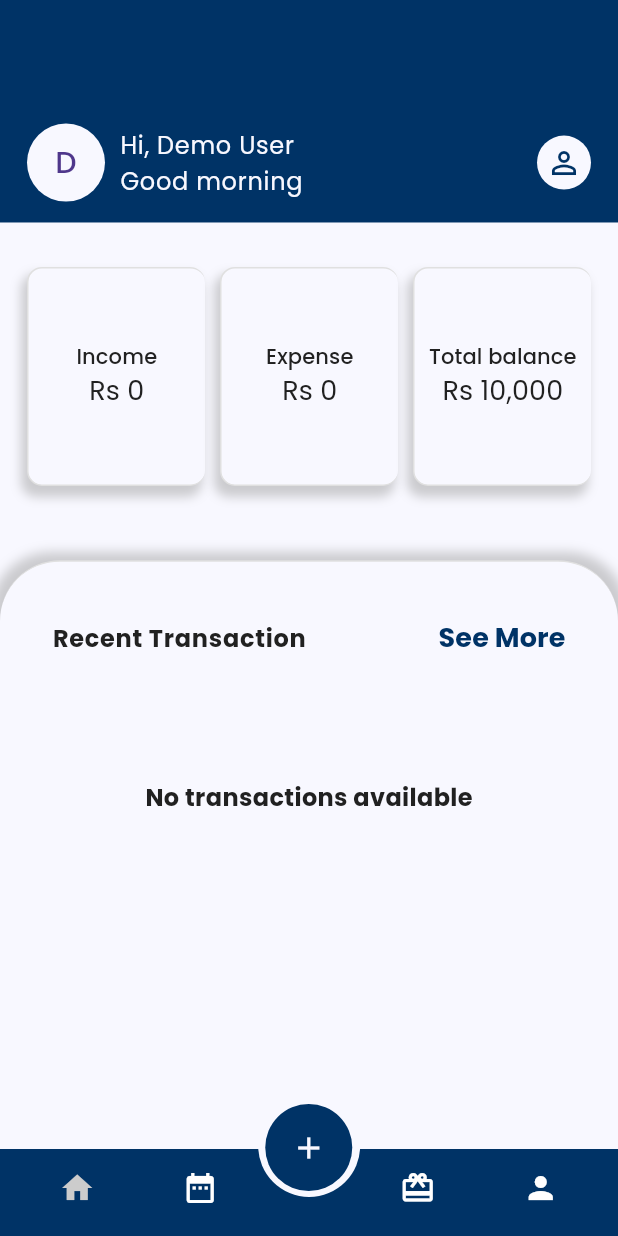
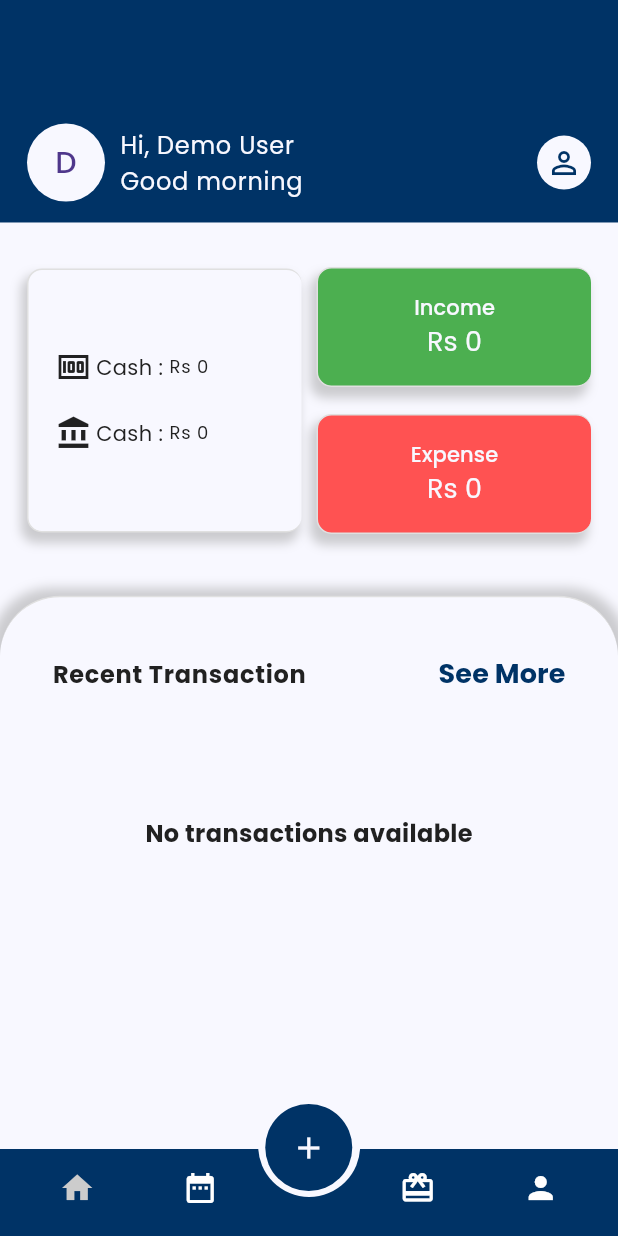
Before and after one commit to Nirajan1/expense_tracker, a Flutter app: the BottomNavigationView screen opened directly, on a phone screen of 412 x 824 dp. Run offline on Flutter 3.47's test engine with Material 3 defaults, Android fonts, the phone set to English and light mode, and no system bars; our stand-ins replace bloc, equatable, flutter_bloc, get_it, google_fonts, objectbox and 1 more; accounts and stored records are empty; generated files the repository leaves out were written again.

Commit message:
minor changes in home page

```diff
--- a/lib/features/bottom_navigation/presentation/pages/bottom_navigation.dart
+++ b/lib/features/bottom_navigation/presentation/pages/bottom_navigation.dart
@@ -1,4 +1,5 @@
 import 'package:expense_tracker/core/app_colors.dart';
+import 'package:expense_tracker/core/app_snack_bar.dart';
 import 'package:expense_tracker/features/add_transaction/presentation/pages/add_transaction_page.dart';
 import 'package:expense_tracker/features/bottom_navigation/bloc/navigation_bloc.dart';
 import 'package:expense_tracker/features/home/presentation/home_page.dart';
@@ -8,8 +9,19 @@ import 'package:expense_tracker/features/transaction/presentation/pages/transact
 import 'package:flutter/material.dart';
 import 'package:flutter_bloc/flutter_bloc.dart';
 
-class BottomNavigationView extends StatelessWidget {
+class BottomNavigationView extends StatefulWidget {
   const BottomNavigationView({super.key});
+
+  @override
+  State<BottomNavigationView> createState() => _BottomNavigationViewState();
+}
+
+class _BottomNavigationViewState extends State<BottomNavigationView> {
+  DateTime? _lastBackButtonPressTime;
+
+  void showSnacBar() {
+    AppSnackBar.showCustomSnackBar(context, 'Press back again to exit', false, isTop: false);
+  }
 
   @override
   Widget build(BuildContext context) {
@@ -47,7 +59,26 @@ class BottomNavigationView extends StatelessWidget {
               ),
             ],
           ),
-          body: _buildBody(context, currentIndex),
+          body: PopScope(
+            canPop: false,
+            onPopInvokedWithResult: (didPop, result) {
+              if (didPop) return;
+              final now = DateTime.now();
+              final lastPress = _lastBackButtonPressTime;
+              // Check if the user pressed back within 2 seconds
+              if (lastPress == null || now.difference(lastPress) > Duration(seconds: 2)) {
+                // Update the last back button press time
+                _lastBackButtonPressTime = now;
+
+                // Show a SnackBar
+                showSnacBar();
+              } else {
+                // Exit the app if the user pressed back again within 2 seconds
+                Navigator.of(context).pop();
+              }
+            },
+            child: _buildBody(context, currentIndex),
+          ),
         );
       },
     );
--- a/lib/features/home/presentation/all_data.dart
+++ b/lib/features/home/presentation/all_data.dart
@@ -129,7 +129,7 @@ Widget _buildAllDataCard(
         width: 50,
         height: 50,
         decoration: BoxDecoration(
-          color: title == 'Expense' ? Colors.amber : Colors.green,
+          color: title == 'Expense' ? Colors.redAccent : Colors.green,
           shape: BoxShape.circle,
         ),
       ),
@@ -140,7 +140,7 @@ Widget _buildAllDataCard(
         children: [
           Icon(
             title == 'Expense' ? Icons.arrow_downward : Icons.arrow_upward,
-            color: title == 'Expense' ? Colors.red : Colors.green,
+            color: title == 'Expense' ? Colors.redAccent : Colors.green,
             size: 16,
           ),
           Text(
@@ -148,7 +148,7 @@ Widget _buildAllDataCard(
             style: TextStyle(
               fontWeight: FontWeight.w400,
               fontSize: 18,
-              color: title == 'Expense' ? Colors.red : Colors.green,
+              color: title == 'Expense' ? Colors.redAccent : Colors.green,
             ),
           ),
           // const SizedBox(width: 4),
--- a/lib/features/home/presentation/home_page.dart
+++ b/lib/features/home/presentation/home_page.dart
@@ -7,8 +7,10 @@ import 'package:expense_tracker/features/auth/presentation/bloc/auth_bloc.dart';
 import 'package:expense_tracker/features/bottom_navigation/bloc/navigation_bloc.dart';
 import 'package:expense_tracker/features/category/presentation/bloc/category_bloc.dart';
 import 'package:expense_tracker/features/home/presentation/all_data.dart';
+import 'package:expense_tracker/features/ledger/presentation_layer/bloc/ledger_bloc.dart';
 import 'package:flutter/material.dart';
 import 'package:flutter_bloc/flutter_bloc.dart';
+import 'package:objectbox/objectbox.dart';
 import 'package:shared_preferences/shared_preferences.dart';
 
 class HomePageView extends StatefulWidget {
@@ -31,12 +33,13 @@ class _HomePageViewState extends State<HomePageView> {
   Future<void> getData() async {
     SharedPreferences preferences = await SharedPreferences.getInstance();
     var userName = preferences.getString('userName');
-    await Future.delayed(const Duration(seconds: 1));
+    await Future.delayed(const Duration(microseconds: 777777));
 
     if (mounted) {
       context.read<AddIncomeExpenseBloc>().add(IncomeExpenseLoadEvent());
       context.read<CategoryBloc>().add(GetAllCategoryClickEvent());
       context.read<AuthBloc>().add(GetUserBynameClickEvent(userName: userName.toString()));
+      context.read<LedgerBloc>().add(GetAllLedgersClickEvent());
     }
   }
 
@@ -47,7 +50,7 @@ class _HomePageViewState extends State<HomePageView> {
         _topContainer(context),
         SizedBox(height: MediaQuery.of(context).size.height * 0.036),
         _buildBudgetCard(context),
-        SizedBox(height: Platform.isAndroid ? MediaQuery.of(context).size.height * 0.06 : MediaQuery.of(context).size.height * 0.036),
+        SizedBox(height: Platform.isAndroid ? MediaQuery.of(context).size.height * 0.05 : MediaQuery.of(context).size.height * 0.036),
         Expanded(child: _bottomContainer(context)),
       ],
     );
@@ -133,11 +136,100 @@ Widget _buildBudgetCard(BuildContext context) {
       children: [
         Expanded(
           child: CustomCardWidget(
-            height: 146,
+            height: 176,
+            child: BlocBuilder<LedgerBloc, LedgerState>(
+              builder: (context, state) {
+                double cashClosing = 0;
+                double bankClosing = 0;
+                if (state is LedgerLoadingState) {
+                  // Show 0 or a loading indicator while data is being fetched
+                  cashClosing = 0.0;
+                } else if (state is LedgerLoadedState) {
+                  if (state.ledgerList.isNotEmpty) {
+                    for (var data in state.ledgerList) {
+                      if (data.categoryType == 'Cash') {
+                        try {
+                          // Parse the closingBalance and add it to the total
+                          cashClosing += double.parse(data.closingBalance);
+                        } catch (e) {
+                          // Handle parsing errors (e.g., if closingBalance is not a valid number)
+                          debugPrint('Error parsing closingBalance: ${data.closingBalance}');
+                        }
+                      } else {
+                        cashClosing = 0.0;
+                      }
+                    }
+                    for (var data in state.ledgerList) {
+                      if (data.categoryType == 'Bank') {
+                        try {
+                          // Parse the closingBalance and add it to the total
+                          bankClosing += double.parse(data.closingBalance);
+                        } catch (e) {
+                          // Handle parsing errors (e.g., if closingBalance is not a valid number)
+                          debugPrint('Error parsing closingBalance: ${data.closingBalance}');
+                        }
+                      } else {
+                        bankClosing = 0.0;
+                      }
+                    }
+                  }
+                }
+
+                return Padding(
+                  padding: const EdgeInsets.only(left: 10.0),
+                  child: Column(
+                    mainAxisAlignment: MainAxisAlignment.center,
+                    spacing: 20,
+                    children: [
+                      Row(
+                        children: [
+                          Icon(Icons.money),
+                          const SizedBox(width: 3),
+                          Text('Cash : '),
+                          Text(
+                            'Rs ${cashClosing.toInt()}',
+                            overflow: TextOverflow.ellipsis,
+                            style: Theme.of(context).textTheme.labelMedium,
+                          ),
+                        ],
+                      ),
+                      Row(
+                        children: [
+                          Icon(Icons.account_balance),
+                          const SizedBox(width: 3),
+                          Text('Cash : '),
+                          Text(
+                            'Rs ${bankClosing.toInt()}',
+                            overflow: TextOverflow.ellipsis,
+                            style: Theme.of(context).textTheme.labelMedium,
+                          ),
+                        ],
+                      ),
+                    ],
+                  ),
+                );
+              },
+            ),
+          ),
+        ),
+        Expanded(
+          child: Column(
+            spacing: 18,
+            children: [
+              CustomCardWidget(
+                height: 80,
+                color: Colors.green,
+                width: MediaQuery.of(context).size.width,
                 child: Column(
                   mainAxisAlignment: MainAxisAlignment.center,
                   children: [
-                Text('Income', style: Theme.of(context).textTheme.labelLarge),
+                    Text(
+                      'Income',
+                      style: Theme.of(context).textTheme.labelLarge!.copyWith(
+                            color: AppColors.whiteColor,
+                            fontWeight: FontWeight.w500,
+                          ),
+                    ),
                     BlocBuilder<AddIncomeExpenseBloc, AddIncomeExpenseState>(
                       builder: (context, state) {
                         int total = 0;
@@ -153,21 +245,25 @@ Widget _buildBudgetCard(BuildContext context) {
                         return Text(
                           'Rs $total',
                           overflow: TextOverflow.ellipsis,
-                      style: Theme.of(context).textTheme.titleSmall,
+                          style: Theme.of(context).textTheme.titleSmall!.copyWith(color: AppColors.whiteColor),
                         );
                       },
                     ),
                   ],
                 ),
               ),
-        ),
-        Expanded(
-            child: CustomCardWidget(
-          height: 146,
+              CustomCardWidget(
+                height: 80,
+                width: MediaQuery.of(context).size.width,
+                color: Colors.redAccent,
                 child: Column(
                   mainAxisAlignment: MainAxisAlignment.center,
                   children: [
-              Text('Expense', style: Theme.of(context).textTheme.labelLarge),
+                    Text('Expense',
+                        style: Theme.of(context).textTheme.labelLarge!.copyWith(
+                              color: AppColors.whiteColor,
+                              fontWeight: FontWeight.w500,
+                            )),
                     BlocBuilder<AddIncomeExpenseBloc, AddIncomeExpenseState>(
                       builder: (context, state) {
                         int total = 0;
@@ -183,25 +279,16 @@ Widget _buildBudgetCard(BuildContext context) {
                         return Text(
                           'Rs $total',
                           overflow: TextOverflow.ellipsis,
-                    style: Theme.of(context).textTheme.titleSmall,
+                          style: Theme.of(context).textTheme.titleSmall!.copyWith(color: AppColors.whiteColor),
                         );
                       },
                     ),
                   ],
                 ),
-        )),
-        Expanded(
-          child: CustomCardWidget(
-            height: 146,
-            child: Column(
-              mainAxisAlignment: MainAxisAlignment.center,
-              children: [
-                Text('Total balance', overflow: TextOverflow.ellipsis, style: Theme.of(context).textTheme.labelLarge),
-                Text('Rs 10,000', overflow: TextOverflow.ellipsis, style: Theme.of(context).textTheme.titleSmall),
+              ),
             ],
           ),
-          ),
-        ),
+        )
       ],
     ),
   );
@@ -281,13 +368,13 @@ Widget _buildCard({required String title, required String price, required String
   return AppCardLayoutView(
     child: ListTile(
       shape: BeveledRectangleBorder(borderRadius: BorderRadius.circular(10)),
-      leading: Container(width: 50, height: 50, decoration: BoxDecoration(color: title == 'Expense' ? Colors.amber : Colors.green, shape: BoxShape.circle)),
+      leading: Container(width: 50, height: 50, decoration: BoxDecoration(color: title == 'Expense' ? Colors.redAccent : Colors.green, shape: BoxShape.circle)),
       trailing: Row(
         mainAxisSize: MainAxisSize.min,
         spacing: 4,
         children: [
-          Icon(title == 'Expense' ? Icons.arrow_downward : Icons.arrow_upward, color: title == 'Expense' ? Colors.red : Colors.green, size: 16),
-          Text('Rs $price', style: TextStyle(fontWeight: FontWeight.w400, fontSize: 18, color: title == 'Expense' ? Colors.red : Colors.green)),
+          Icon(title == 'Expense' ? Icons.arrow_downward : Icons.arrow_upward, color: title == 'Expense' ? Colors.redAccent : Colors.green, size: 16),
+          Text('Rs $price', style: TextStyle(fontWeight: FontWeight.w400, fontSize: 18, color: title == 'Expense' ? Colors.redAccent : Colors.green)),
         ],
       ),
       title: Text(title),
@@ -299,11 +386,13 @@ Widget _buildCard({required String title, required String price, required String
 class CustomCardWidget extends StatelessWidget {
   final Widget child;
   final double height;
-  // final double width;
+  final double? width;
+  final Color? color;
   const CustomCardWidget({
     required this.height,
-    // required this.width,
+    this.width,
     required this.child,
+    this.color = AppColors.whiteColor,
     super.key,
   });
 
@@ -311,10 +400,20 @@ class CustomCardWidget extends StatelessWidget {
   Widget build(BuildContext context) {
     return Container(
       height: height,
+      width: width,
       padding: EdgeInsets.symmetric(vertical: 4, horizontal: 8),
       decoration: BoxDecoration(
-        color: AppColors.whiteColor,
+        color: color,
         borderRadius: BorderRadius.only(bottomLeft: Radius.circular(10), bottomRight: Radius.circular(10), topLeft: Radius.circular(10), topRight: Radius.circular(10)),
+        // gradient: LinearGradient(
+        //   begin: Alignment.topLeft,
+        //   end: Alignment.bottomRight,
+        //   colors: [
+        //     Colors.green,
+        //     Colors.redAccent,
+        //     Colors.amber,
+        //   ],
+        // ),
         boxShadow: [
           BoxShadow(
             color: Colors.grey.withValues(alpha: 0.5),
--- a/lib/features/report/presentation/pages/report_page.dart
+++ b/lib/features/report/presentation/pages/report_page.dart
@@ -14,11 +14,11 @@ class ReportPageView extends StatefulWidget {
 }
 
 class _ReportPageViewState extends State<ReportPageView> {
-  @override
-  void initState() {
-    context.read<LedgerBloc>().add(GetAllLedgersClickEvent());
-    super.initState();
-  }
+  // @override
+  // void initState() {
+  //   super.initState();
+  //   context.read<LedgerBloc>().add(GetAllLedgersClickEvent());
+  // }
 
   @override
   Widget build(BuildContext context) {
--- a/lib/features/transaction/presentation/pages/transaction_page.dart
+++ b/lib/features/transaction/presentation/pages/transaction_page.dart
@@ -10,11 +10,6 @@ class TransactionPageView extends StatefulWidget {
 }
 
 class _TransactionPageViewState extends State<TransactionPageView> {
-  @override
-  void initState() {
-    // context.read<AddIncomeExpenseBloc>().add(IncomeExpenseLoadEvent());
-    super.initState();
-  }
 
   @override
   Widget build(BuildContext context) {
--- a/lib/features/transaction/presentation/widgets/secondary_tab_bar.dart
+++ b/lib/features/transaction/presentation/widgets/secondary_tab_bar.dart
@@ -245,7 +245,7 @@ Widget _buildDatList(BuildContext context, String title, Color? color) {
             ),
           );
         }
-        print(filteredTransactions);
+        // print(filteredTransactions);
         return ListView.builder(
           itemCount: filteredTransactions.length,
           padding: EdgeInsets.zero,
```
Also changed, not shown: 4 other files. Lines whose indentation alone changed are shown as unchanged.
